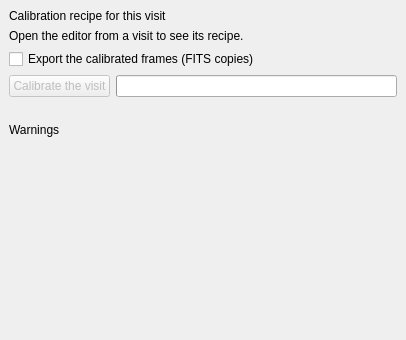
First picture: the form in nightscribe/gui/ui/ufe_calibration_tab.ui, repository irydeo/nightscribe, before the edit.
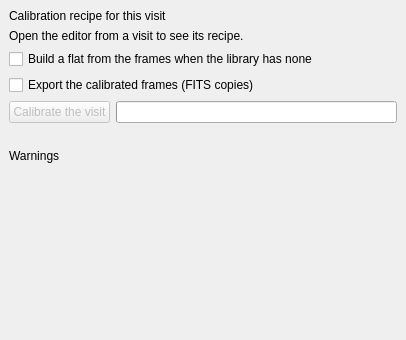
Second picture: the form after the edit.

Commit message: feat(astrometry): injection-recovery and the pseudo-flat (P4, P5), and the three-level docs

The edit to the form file:
```diff
--- a/nightscribe/gui/ui/ufe_calibration_tab.ui
+++ b/nightscribe/gui/ui/ufe_calibration_tab.ui
@@ -29,6 +29,14 @@
      <property name="wordWrap"><bool>true</bool></property>
     </widget>
    </item>
+   <item>
+    <widget class="QCheckBox" name="chk_pseudo_flat">
+     <property name="text"><string>Build a flat from the frames when the library has none</string></property>
+     <property name="toolTip">
+      <string>A pseudo-flat: the train's dust and the sensor's vignetting are fixed on the frame and survive a low percentile over the frames, while the stars move and do not. It is smoothed and normalised, and it is used ONLY for the filters the library has no flat for (a real flat always wins). It needs the sequence to be dithered: without dithering the stars survive the percentile and the app says so</string>
+     </property>
+    </widget>
+   </item>
    <item>
     <widget class="QCheckBox" name="chk_export">
      <property name="text"><string>Export the calibrated frames (FITS copies)</string></property>
```
The commit also changes 24 other files.
